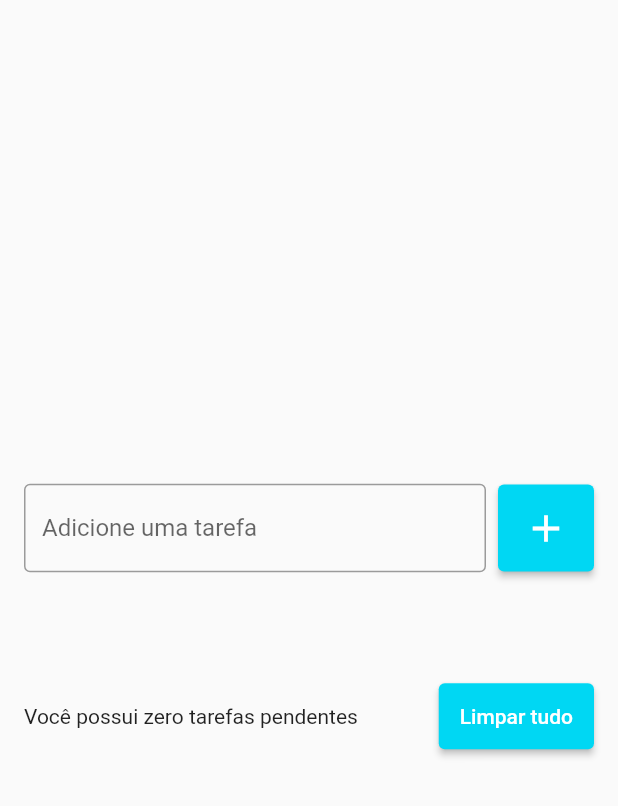
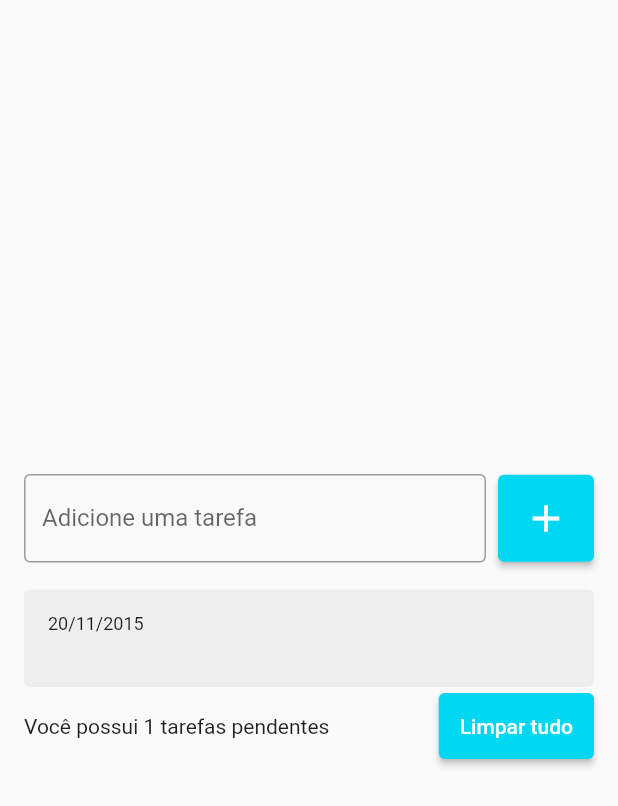
Before and after one commit to AdsonBruno/todo-list, a Flutter app: the screen it shows after launch, after a tap on the "add" icon, on a phone screen of 412 x 824 dp. Shown: the top 806 px of the screen. Run offline on Flutter 3.47's test engine with Material 2 defaults, Android fonts, the phone set to English and light mode, and no system bars.

Commit message:
finalizando estrutura da listView

```diff
--- a/lib/main.dart
+++ b/lib/main.dart
@@ -11,7 +11,8 @@ class MyApp extends StatelessWidget {
 
   @override
   Widget build(BuildContext context) {
-    return MaterialApp(
+    return const MaterialApp(
+      debugShowCheckedModeBanner: false,
       home: TodoListPage(),
     );
   }
--- a/lib/pages/todo_list_page.dart
+++ b/lib/pages/todo_list_page.dart
@@ -1,7 +1,9 @@
 import 'package:flutter/material.dart';
 
+import 'package:todo_list/widgets/todo_list_items.dart';
+
 class TodoListPage extends StatefulWidget {
-  TodoListPage({Key? key}) : super(key: key);
+  const TodoListPage({Key? key}) : super(key: key);
 
   @override
   State<TodoListPage> createState() => _TodoListPageState();
@@ -14,10 +16,11 @@ class _TodoListPageState extends State<TodoListPage> {
 
   @override
   Widget build(BuildContext context) {
-    return Scaffold(
+    return SafeArea(
+      child: Scaffold(
         body: Center(
           child: Padding(
-          padding: const EdgeInsets.symmetric(horizontal: 16),
+            padding: const EdgeInsets.all(16),
             child: Column(
               mainAxisSize: MainAxisSize.min,
               children: [
@@ -61,19 +64,17 @@ class _TodoListPageState extends State<TodoListPage> {
                     shrinkWrap: true,
                     children: [
                       for (String todo in todos)
-                      ListTile(
-                          title: Text(todo),
-                          onTap: () {
-                            print('Tarefa $todo');
-                          }),
+                        TodoListItem(
+                          title: todo,
+                        ),
                     ],
                   ),
                 ),
                 Row(
                   children: [
-                  const Expanded(
+                    Expanded(
                       child: Text(
-                      'Você possui zero tarefas pendentes',
+                        'Você possui ${todos.length} tarefas pendentes',
                       ),
                     ),
                     const SizedBox(width: 8),
@@ -91,6 +92,7 @@ class _TodoListPageState extends State<TodoListPage> {
             ),
           ),
         ),
+      ),
     );
   }
 }
--- /dev/null
+++ b/lib/widgets/todo_list_items.dart
@@ -0,0 +1,38 @@
+import 'package:flutter/material.dart';
+
+class TodoListItem extends StatelessWidget {
+  const TodoListItem({Key? key, required this.title}) : super(key: key);
+
+  //construtor
+  final String title;
+
+  @override
+  Widget build(BuildContext context) {
+    return Container(
+      decoration: BoxDecoration(
+        borderRadius: BorderRadius.circular(4),
+        color: Colors.grey[200],
+      ),
+      padding: const EdgeInsets.all(16),
+      margin: const EdgeInsets.symmetric(vertical: 2),
+      child: Column(
+        crossAxisAlignment: CrossAxisAlignment.start,
+        children: [
+          const Text(
+            '20/11/2015',
+            style: TextStyle(
+              fontSize: 12,
+            ),
+          ),
+          Text(
+            title,
+            style: const TextStyle(
+              fontSize: 16,
+              fontWeight: FontWeight.w600,
+            ),
+          ),
+        ],
+      ),
+    );
+  }
+}
```
Lines whose indentation alone changed are shown as unchanged.
